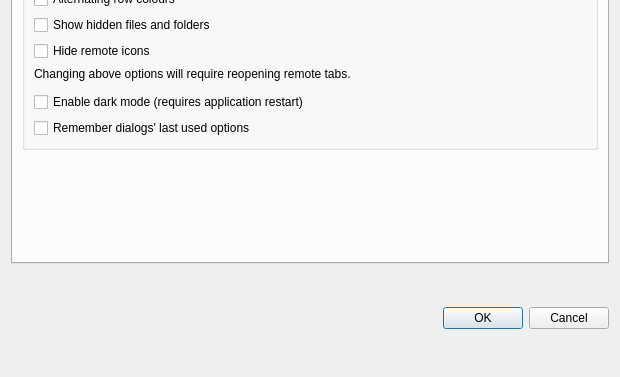
Qt form src/preferences_dialog.ui (manprint/RcloneBrowser) before a commit; both pictures show x 0 to 620 and y 381 to 758 of the 620 by 758 pixel window.
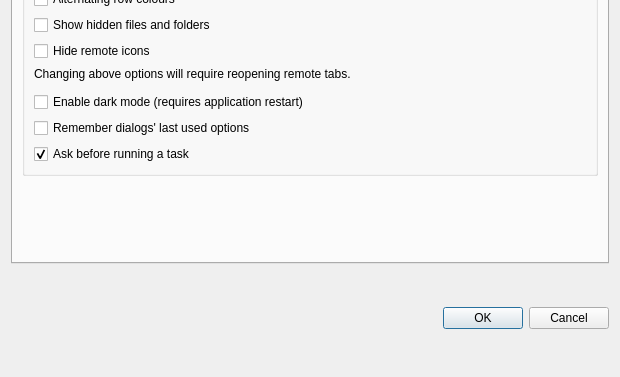
The same form after that commit. The open tabs and pages were chosen to show the change.

Commit message: sub-phase(14.2): ordered include/exclude rules, task duplicate, restart

What changed in the file:
```diff
--- a/src/preferences_dialog.ui
+++ b/src/preferences_dialog.ui
@@ -588,6 +588,19 @@
             </property>
            </widget>
           </item>
+          <item row="10" column="0">
+           <widget class="QCheckBox" name="confirmTaskRun">
+            <property name="toolTip">
+             <string>&lt;html&gt;&lt;head/&gt;&lt;body&gt;&lt;p&gt;When checked Run, Dry run and the Restart button of a job ask for confirmation before anything starts.&lt;/p&gt;&lt;p&gt;When unchecked they start at once.&lt;/p&gt;&lt;/body&gt;&lt;/html&gt;</string>
+            </property>
+            <property name="text">
+             <string>Ask before running a task</string>
+            </property>
+            <property name="checked">
+             <bool>true</bool>
+            </property>
+           </widget>
+          </item>
           <item row="0" column="0" colspan="2">
            <widget class="QCheckBox" name="showFolderIcons">
             <property name="sizePolicy">
```
The commit also changes 17 other files.
